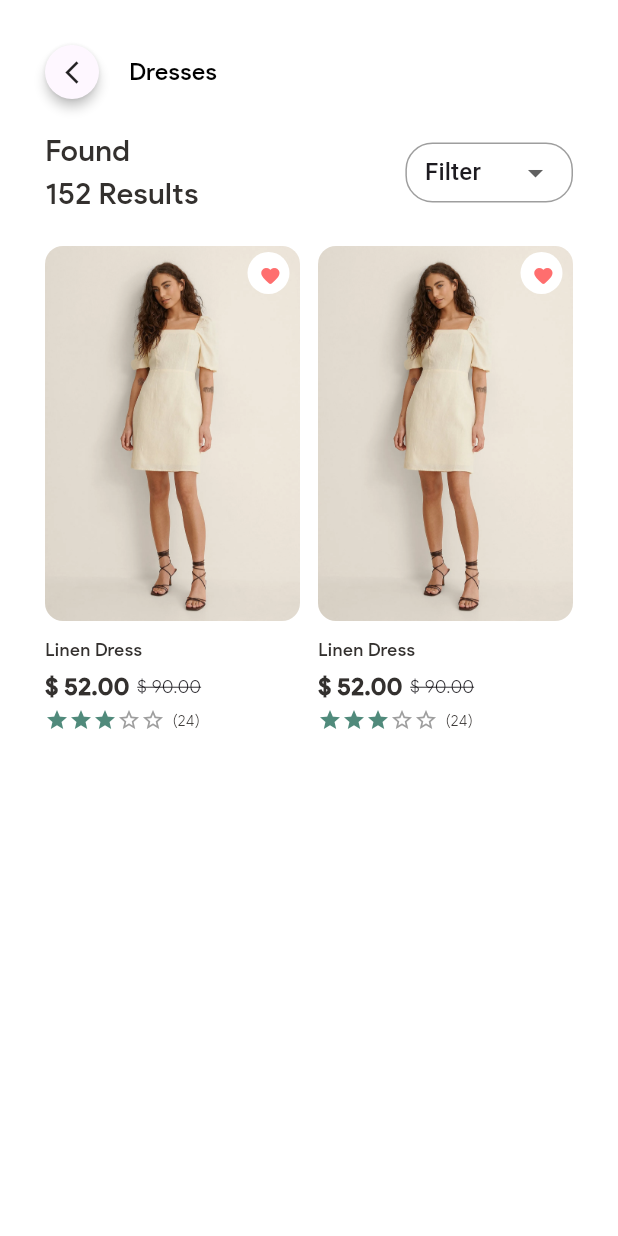
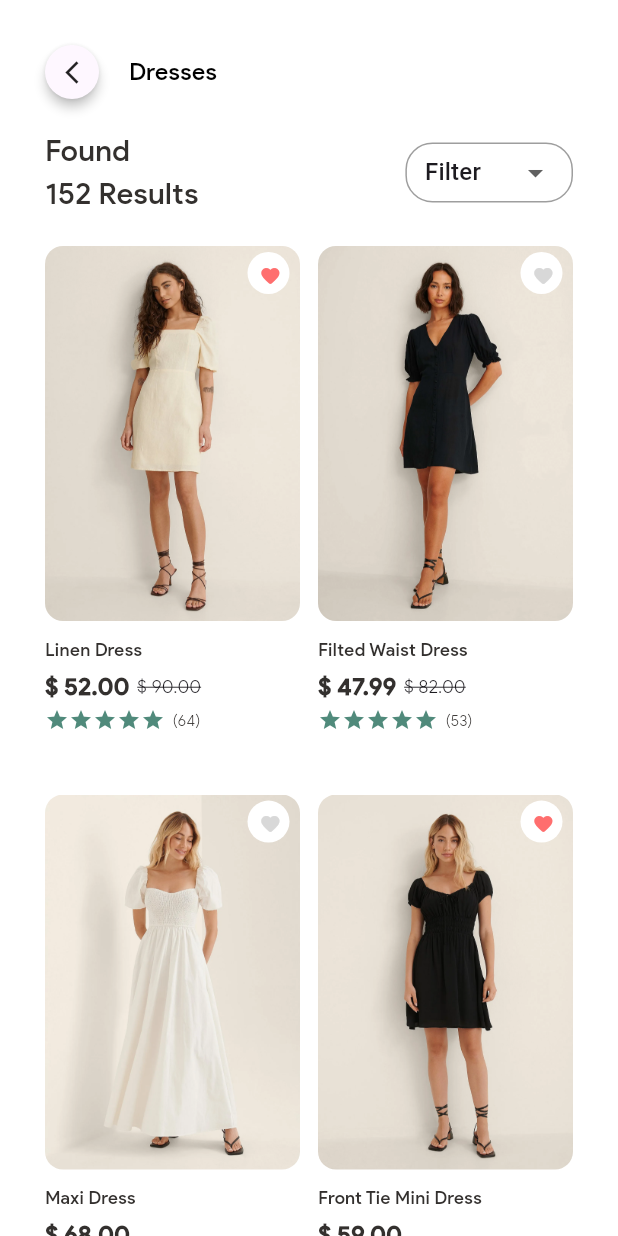
Before and after one commit to moses-mugoya/fashionista, a Flutter app: the DressScreen screen opened directly, on a phone screen of 412 x 824 dp. Run offline on Flutter 3.47's test engine with Material 3 defaults, Android fonts, the phone set to English and light mode, and no system bars; our stand-ins replace flutter_svg.

Commit message:
finished on the dresses page

```diff
--- a/lib/screens/dress_screen.dart
+++ b/lib/screens/dress_screen.dart
@@ -106,7 +106,74 @@ class _DressScreenState extends State<DressScreen> {
                   crossAxisSpacing: 12.0,
                   mainAxisSpacing: 4.0,
                   shrinkWrap: true,
-                  children: [DressItem(), DressItem()],
+                  children: [
+                    DressItem(
+                      imagePath: 'assets/images/dress1.png',
+                      liked: true,
+                      name: 'Linen Dress',
+                      currentPrice: 52.00,
+                      rating: 5,
+                      ratingsNumber: 64,
+                      initialPrice: 90.00,
+                    ),
+                    DressItem(
+                      imagePath: 'assets/images/dress2.png',
+                      liked: false,
+                      name: 'Filted Waist Dress',
+                      currentPrice: 47.99,
+                      rating: 5,
+                      ratingsNumber: 53,
+                      initialPrice: 82.00,
+                    ),
+                    DressItem(
+                      imagePath: 'assets/images/dress3.png',
+                      liked: false,
+                      name: 'Maxi Dress',
+                      currentPrice: 68.00,
+                      rating: 3,
+                      ratingsNumber: 46,
+                    ),
+                    DressItem(
+                      imagePath: 'assets/images/dress4.png',
+                      liked: true,
+                      name: 'Front Tie Mini Dress',
+                      currentPrice: 59.00,
+                      rating: 4,
+                      ratingsNumber: 38,
+                    ),
+                    DressItem(
+                      imagePath: 'assets/images/dress5.png',
+                      liked: true,
+                      name: 'Ohara Dress',
+                      currentPrice: 85.00,
+                      rating: 4,
+                      ratingsNumber: 50,
+                    ),
+                    DressItem(
+                      imagePath: 'assets/images/dress6.png',
+                      liked: true,
+                      name: 'The Black Mini Dress',
+                      currentPrice: 67.00,
+                      rating: 5,
+                      ratingsNumber: 39,
+                    ),
+                    DressItem(
+                      imagePath: 'assets/images/dress7.png',
+                      liked: false,
+                      name: 'Leaves Green Dress',
+                      currentPrice: 64.00,
+                      rating: 5,
+                      ratingsNumber: 83,
+                    ),
+                    DressItem(
+                      imagePath: 'assets/images/dress8.png',
+                      liked: false,
+                      name: 'Off Shoulder Dress',
+                      currentPrice: 78.99,
+                      rating: 4,
+                      ratingsNumber: 25,
+                    ),
+                  ],
                 )
               ],
             ),
--- a/lib/widgets/dress_item.dart
+++ b/lib/widgets/dress_item.dart
@@ -4,7 +4,28 @@ import 'package:fashion_gemstore/widgets/star_rating.dart';
 import 'package:flutter/material.dart';
 
 class DressItem extends StatelessWidget {
-  const DressItem({super.key});
+  final String imagePath;
+  final bool liked;
+  final String name;
+  final double currentPrice;
+  final double? initialPrice;
+  final int rating;
+  final int ratingsNumber;
+
+  final String displayedCurrentPrice;
+  final String displayedInitialPrice;
+  DressItem({
+    super.key,
+    required this.imagePath,
+    required this.liked,
+    required this.name,
+    required this.currentPrice,
+    this.initialPrice,
+    required this.rating,
+    required this.ratingsNumber,
+  })  : displayedCurrentPrice = currentPrice.toStringAsFixed(2),
+        displayedInitialPrice =
+            initialPrice != null ? initialPrice.toStringAsFixed(2) : '';
 
   @override
   Widget build(BuildContext context) {
@@ -17,8 +38,8 @@ class DressItem extends StatelessWidget {
               height: 250,
               decoration: BoxDecoration(
                 borderRadius: BorderRadius.circular(12),
-                image: const DecorationImage(
-                  image: AssetImage('assets/images/dress1.png'),
+                image: DecorationImage(
+                  image: AssetImage(imagePath),
                   fit: BoxFit.fitWidth,
                 ),
               ),
@@ -38,7 +59,9 @@ class DressItem extends StatelessWidget {
                     icon: Icon(
                       Icons.favorite_rounded,
                       size: 14.5,
-                      color: AppConstants.likedColor,
+                      color: liked
+                          ? AppConstants.likedColor
+                          : AppConstants.unlikedColor,
                     ),
                     onPressed: () {},
                   ),
@@ -51,7 +74,7 @@ class DressItem extends StatelessWidget {
           height: 10,
         ),
         HeaderText(
-          text: 'Linen Dress',
+          text: name,
           textColor: AppConstants.dressTextColor,
           fontSize: 12,
           fontWeight: FontWeight.w500,
@@ -62,7 +85,7 @@ class DressItem extends StatelessWidget {
         Row(
           children: [
             HeaderText(
-              text: '\$ 52.00',
+              text: '\$ $displayedCurrentPrice',
               textColor: AppConstants.dressTextColor,
               fontSize: 16,
               fontWeight: FontWeight.w700,
@@ -70,14 +93,16 @@ class DressItem extends StatelessWidget {
             const SizedBox(
               width: 5,
             ),
-            const Text(
-              '\$ 90.00',
-              style: TextStyle(
+            initialPrice != null
+                ? Text(
+                    '\$ $displayedInitialPrice',
+                    style: const TextStyle(
                         fontFamily: 'ProductSans',
                         fontSize: 12,
                         fontWeight: FontWeight.w300,
                         decoration: TextDecoration.lineThrough),
-            ),
+                  )
+                : Container(),
           ],
         ),
         const SizedBox(
@@ -86,7 +111,7 @@ class DressItem extends StatelessWidget {
         Row(
           children: [
             StarRating(
-              rating: 3,
+              rating: rating,
               filledColor: AppConstants.filledStart,
               emptyColor: AppConstants.nonFilledStar,
             ),
@@ -94,13 +119,12 @@ class DressItem extends StatelessWidget {
               width: 5,
             ),
             Text(
-              '(24)',
+              '($ratingsNumber)',
               style: TextStyle(
                   fontFamily: 'ProductSans',
                   fontSize: 10,
                   fontWeight: FontWeight.w200,
-                color: AppConstants.dressTextColor
-              ),
+                  color: AppConstants.dressTextColor),
             )
           ],
         ),
--- a/lib/widgets/featured_item.dart
+++ b/lib/widgets/featured_item.dart
@@ -15,7 +15,8 @@ class FeaturedItem extends StatelessWidget {
     required this.imagePath,
     this.backgroundColor,
     required this.title,
-    required this.price, required this.alignment,
+    required this.price,
+    required this.alignment,
   }) : displayPrice = price.toStringAsFixed(2);
 
   @override
```
Lines whose indentation alone changed are shown as unchanged.
